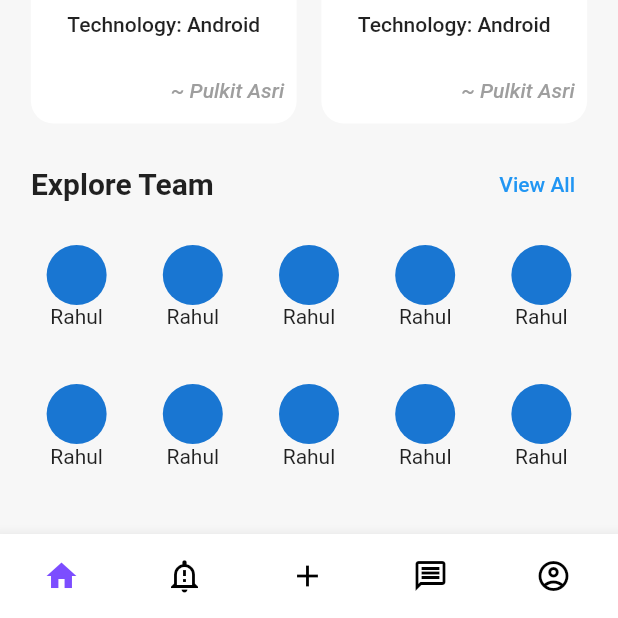
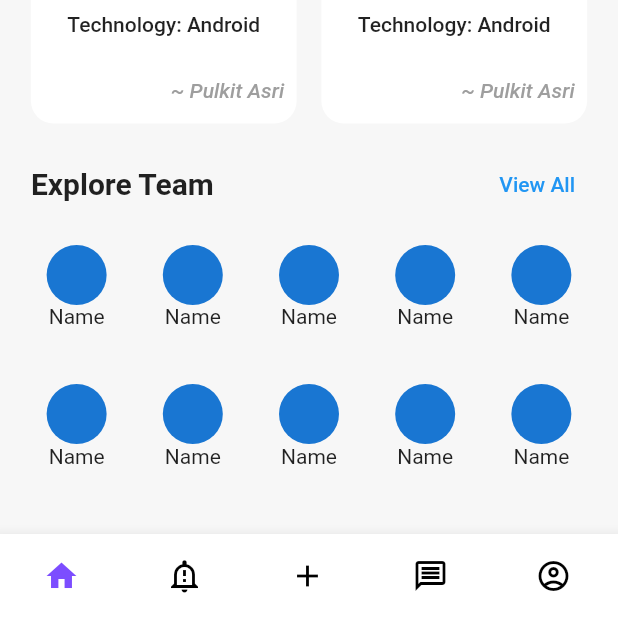
Before and after one commit to GDSC-USICT/GDSC-USICT-App, a Flutter app: the screen it shows after launch, scrolled down 458 dp, on a phone screen of 412 x 824 dp, the part 618-1236 px from its top. Run offline on Flutter 3.47's test engine with Material 2 defaults, Android fonts, the phone set to English and light mode, and no system bars; drawn by our look-alikes of animated_bottom_navigation_bar; network calls fail.

Commit message:
home screen layout

```diff
--- a/lib/Screens/home_screen.dart
+++ b/lib/Screens/home_screen.dart
@@ -131,7 +131,7 @@ class HomeScreen extends StatelessWidget {
                         radius: 20,
                       ),
                       Expanded(
-                        child: Text("Rahul"),
+                        child: Text("Name"),
                       ),
                     ],
                   ),
```
